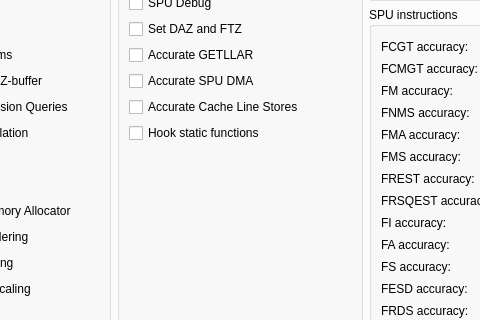
The window that rpcs3/rpcs3qt/settings_dialog.ui (Squwerl/rpcs3) describes before a commit, drawn with Qt 5; both pictures show x 158 to 638 and y 108 to 428 of the 796 by 729 pixel window.
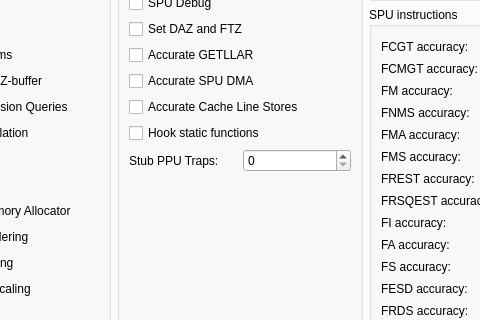
The same window after the commit. The open tabs and pages were chosen to show the change. Icons and pictures are not drawn.

Commit message: UI: Stub PPU Trap

```diff
--- a/rpcs3/rpcs3qt/settings_dialog.ui
+++ b/rpcs3/rpcs3qt/settings_dialog.ui
@@ -3567,6 +3567,20 @@
               </property>
              </widget>
             </item>
+              <item>
+               <layout class="QHBoxLayout" name="layout_ppu_trap" stretch="0,0">
+                <item>
+               <widget class="QLabel" name="ppu_trap_label">
+                <property name="text">
+                 <string>Stub PPU Traps:</string>
+                  </property>
+                 </widget>
+                </item>
+                <item>
+                 <widget class="QSpinBox" name="ppu_trap"/>
+                </item>
+               </layout>
+              </item>
             <item>
              <spacer name="verticalSpacerDebugCore">
               <property name="orientation">
```
The commit also changes 2 other files.
